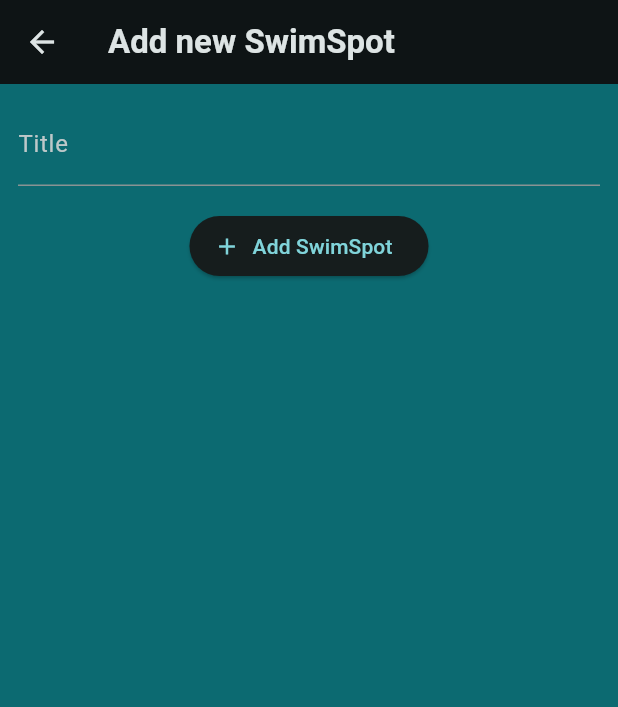
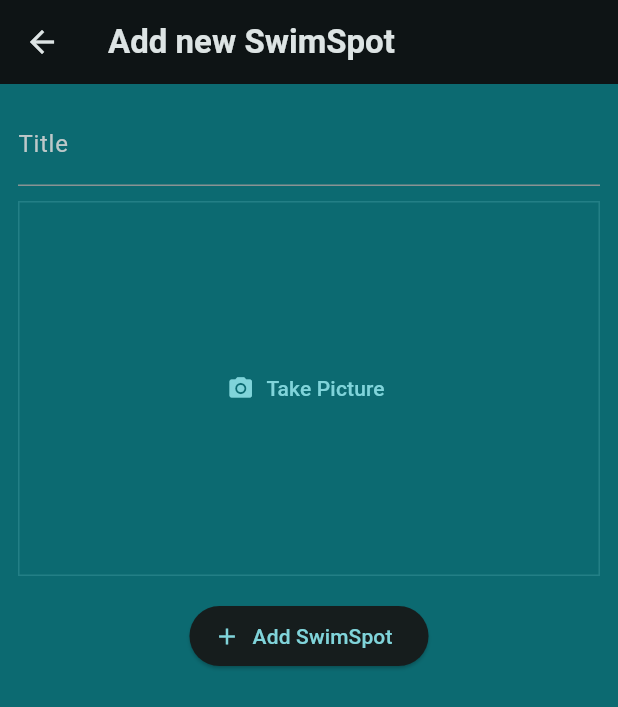
Before and after one commit to jmcied/SeaSplash, a Flutter app: the AddPlaceScreen screen opened directly, on a phone screen of 412 x 824 dp. Shown: the top 707 px of the screen. Run offline on Flutter 3.47's test engine with Material 3 defaults, Android fonts, the phone set to English and light mode, and no system bars; our stand-ins replace flutter_riverpod, google_fonts, image_picker.

Commit message:
Image Picker package, use device camera

```diff
--- a/lib/screens/add_place.dart
+++ b/lib/screens/add_place.dart
@@ -1,6 +1,7 @@
 import 'package:flutter/material.dart';
 import 'package:flutter_riverpod/flutter_riverpod.dart';
 import 'package:sea_splash/providers/user_places.dart';
+import 'package:sea_splash/widgets/image_input.dart';
 
 class AddPlaceScreen extends ConsumerStatefulWidget {
   const AddPlaceScreen({super.key});
@@ -42,14 +43,15 @@ class _AddPlaceScreenState extends ConsumerState<AddPlaceScreen> {
         child: Column(
           children: [
             TextField(
-                decoration: const InputDecoration(labelText: 'Title'),
-                controller: _titleController,
-                style: TextStyle(
-                  color: Theme.of(context).colorScheme.onBackground,
-                )),
-            const SizedBox(
-              height: 16,
+              decoration: const InputDecoration(labelText: 'Title'),
+              controller: _titleController,
+              style: TextStyle(
+                color: Theme.of(context).colorScheme.onBackground,
+              ),
             ),
+            const SizedBox(height: 10),
+            ImageInput(),
+            const SizedBox(height: 16),
             ElevatedButton.icon(
               onPressed: _savePlace,
               icon: const Icon(Icons.add),
--- /dev/null
+++ b/lib/widgets/image_input.dart
@@ -0,0 +1,63 @@
+import 'package:flutter/material.dart';
+import 'package:image_picker/image_picker.dart';
+import 'dart:io';
+
+class ImageInput extends StatefulWidget {
+  const ImageInput({super.key});
+
+  @override
+  State<StatefulWidget> createState() {
+    return _ImageInputState();
+  }
+}
+
+class _ImageInputState extends State<ImageInput> {
+  File? _selectedImage;
+
+  void _takePicture() async {
+    final imagePicker = ImagePicker();
+    final pickedImage =
+        await imagePicker.pickImage(source: ImageSource.camera, maxWidth: 600);
+
+    if (pickedImage == null) {
+      return;
+    }
+
+    setState(() {
+      _selectedImage = File(pickedImage.path);
+    });
+  }
+
+  @override
+  Widget build(BuildContext context) {
+    Widget content = TextButton.icon(
+      icon: const Icon(Icons.camera_alt),
+      label: const Text('Take Picture'),
+      onPressed: _takePicture,
+    );
+
+    if (_selectedImage != null) {
+      content = GestureDetector(
+        onTap: _takePicture,
+        child: Image.file(
+          _selectedImage!,
+          fit: BoxFit.cover,
+          width: double.infinity,
+          height: double.infinity,
+        ),
+      );
+    }
+
+    return Container(
+      decoration: BoxDecoration(
+          border: Border.all(
+        width: 1,
+        color: Theme.of(context).colorScheme.primary.withOpacity(0.2),
+      )),
+      height: 250,
+      width: double.infinity,
+      alignment: Alignment.center,
+      child: content,
+    );
+  }
+}
--- a/pubspec.yaml
+++ b/pubspec.yaml
@@ -38,6 +38,7 @@ dependencies:
   google_fonts: ^6.2.0
   uuid: ^4.3.3
   flutter_riverpod: ^2.4.10
+  image_picker: ^1.0.7
 
 dev_dependencies:
   flutter_test:
```
Also changed, not shown: pubspec.lock, 7 other files.
